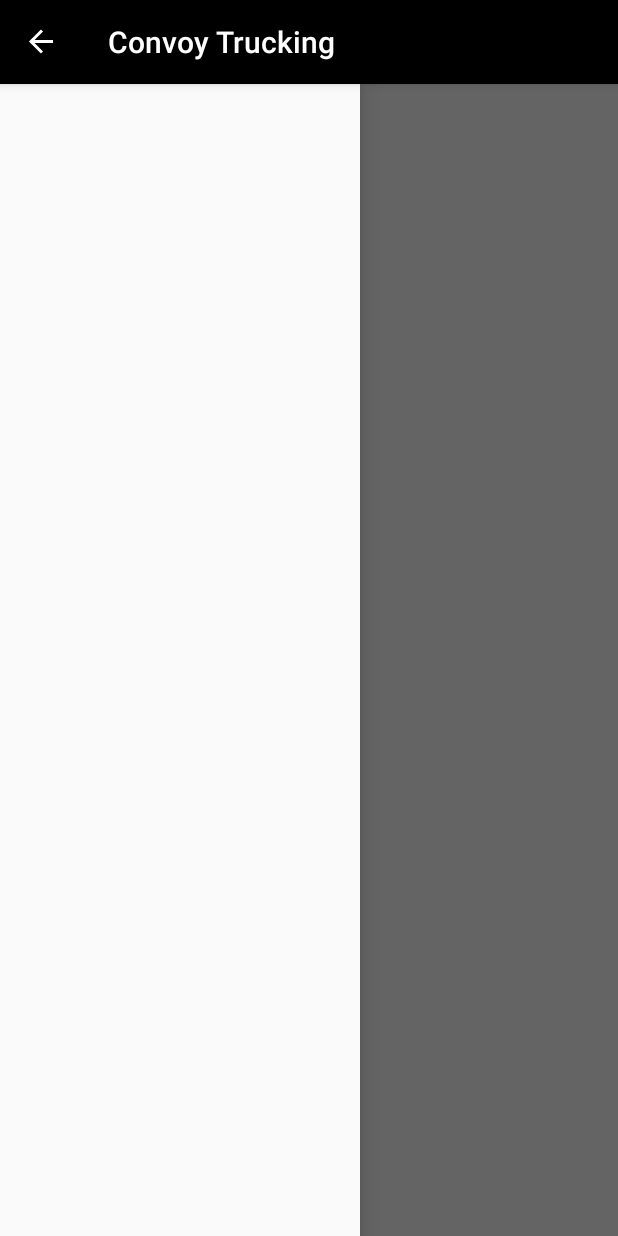
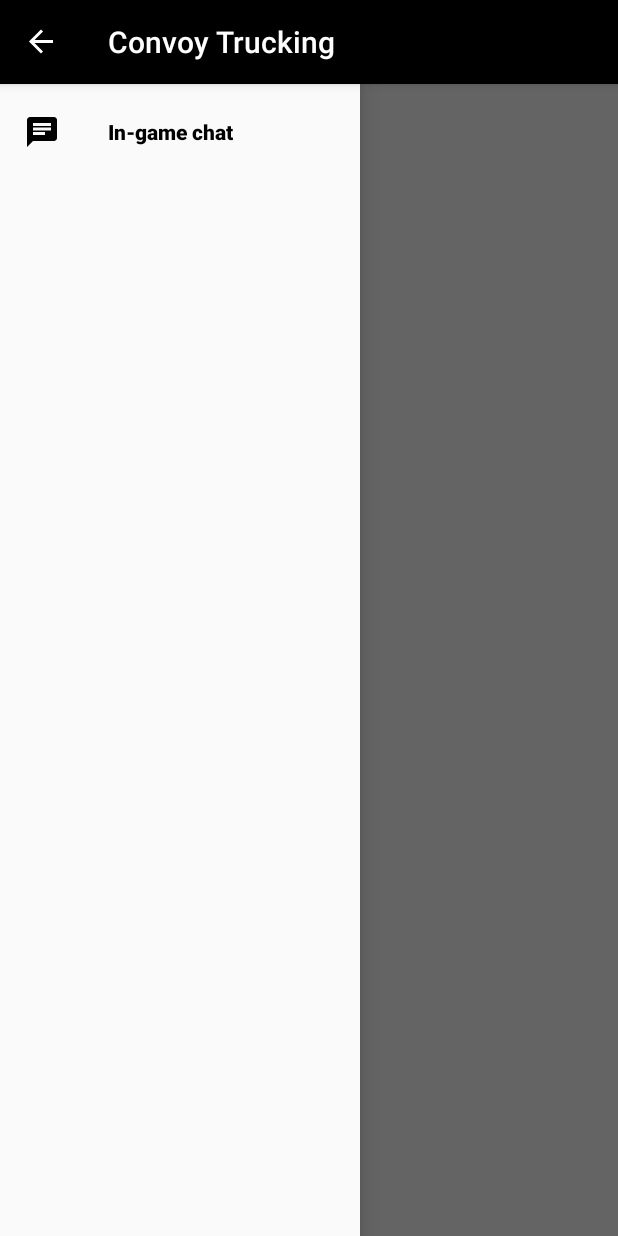
Before and after one commit to mick88/convoytrucking-android, an Android app: the screen it shows after launch (MainActivity), with the side drawer open, on a phone screen of 412 x 824 dp. Run offline under Robolectric (Android 15) with nearby library versions, the phone set to English and light mode, and no system bars; our stand-ins replace Volley; network calls fail; 1 statement that could not run was skipped.

Commit message:
Add menu to nav drawer

```diff
--- a/app/build.gradle
+++ b/app/build.gradle
@@ -51,9 +51,9 @@ android {
 
 dependencies {
     testCompile 'junit:junit:4.12'
-    compile 'com.android.support:appcompat-v7:23.1.0'
-    compile 'com.android.support:cardview-v7:23.1.0'
-    compile 'com.android.support:design:23.1.0'
+    compile 'com.android.support:appcompat-v7:23.1.1'
+    compile 'com.android.support:cardview-v7:23.1.1'
+    compile 'com.android.support:design:23.1.1'
     compile 'com.mcxiaoke.volley:library:1.0.15'
     compile 'com.google.code.gson:gson:2.3.1'
 }
--- /dev/null
+++ b/app/src/main/res/drawable/ic_chat.xml
@@ -0,0 +1,9 @@
+<vector xmlns:android="http://schemas.android.com/apk/res/android"
+    android:width="24dp"
+    android:height="24dp"
+    android:viewportHeight="24.0"
+    android:viewportWidth="24.0">
+    <path
+        android:fillColor="#FF000000"
+        android:pathData="M20,2H4c-1.1,0 -1.99,0.9 -1.99,2L2,22l4,-4h14c1.1,0 2,-0.9 2,-2V4c0,-1.1 -0.9,-2 -2,-2zM6,9h12v2H6V9zm8,5H6v-2h8v2zm4,-6H6V6h12v2z" />
+</vector>
--- a/app/src/main/res/layout/activity_main.xml
+++ b/app/src/main/res/layout/activity_main.xml
@@ -1,5 +1,6 @@
 <?xml version="1.0" encoding="utf-8"?>
-<merge xmlns:android="http://schemas.android.com/apk/res/android">
+<merge xmlns:android="http://schemas.android.com/apk/res/android"
+    xmlns:app="http://schemas.android.com/apk/res-auto">
 
     <android.support.v4.widget.DrawerLayout
         android:id="@+id/navDrawer"
@@ -14,6 +15,7 @@
         <android.support.design.widget.NavigationView
             android:layout_width="240dp"
             android:layout_height="match_parent"
-            android:layout_gravity="start" />
+            android:layout_gravity="start"
+            app:menu="@menu/nav_drawer"/>
     </android.support.v4.widget.DrawerLayout>
 </merge>
--- /dev/null
+++ b/app/src/main/res/menu/nav_drawer.xml
@@ -0,0 +1,8 @@
+<?xml version="1.0" encoding="utf-8"?>
+<menu xmlns:android="http://schemas.android.com/apk/res/android">
+    <item
+        android:id="@+id/menu_chat"
+        android:checked="true"
+        android:icon="@drawable/ic_chat"
+        android:title="@string/chat" />
+</menu>
--- a/app/src/main/res/values/strings.xml
+++ b/app/src/main/res/values/strings.xml
@@ -2,4 +2,5 @@
     <string name="app_name">Convoy Trucking</string>
     <string name="drawer_open">Drawer open</string>
     <string name="drawer_closed">Drawer closed</string>
+    <string name="chat">In-game chat</string>
 </resources>
```
